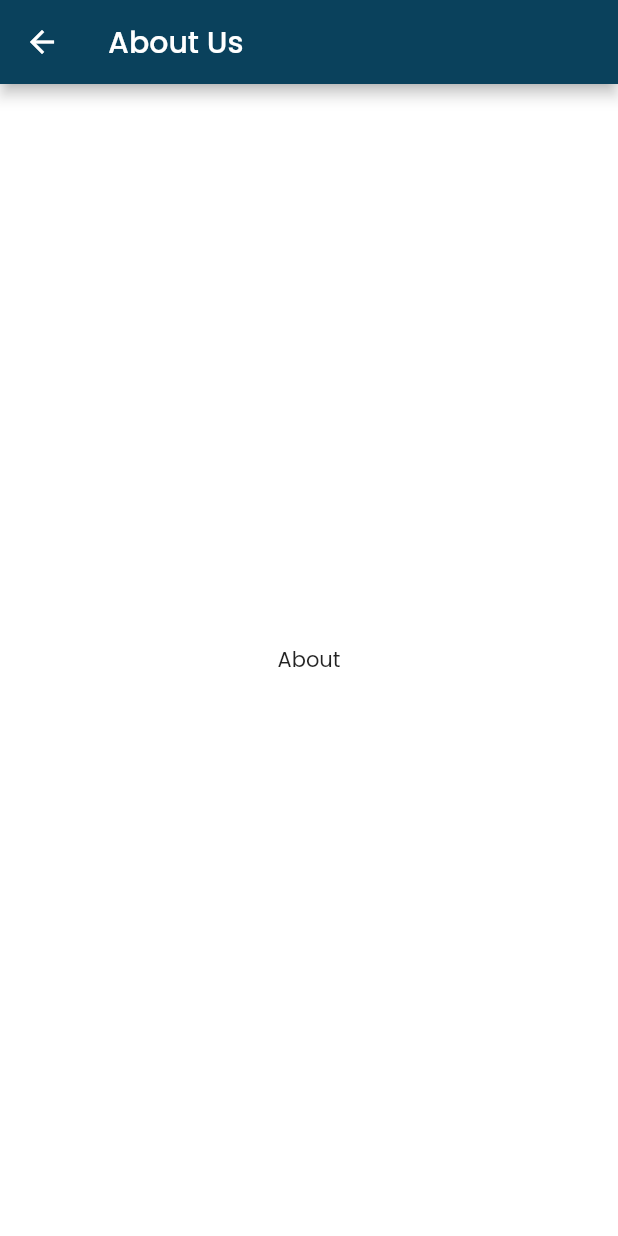
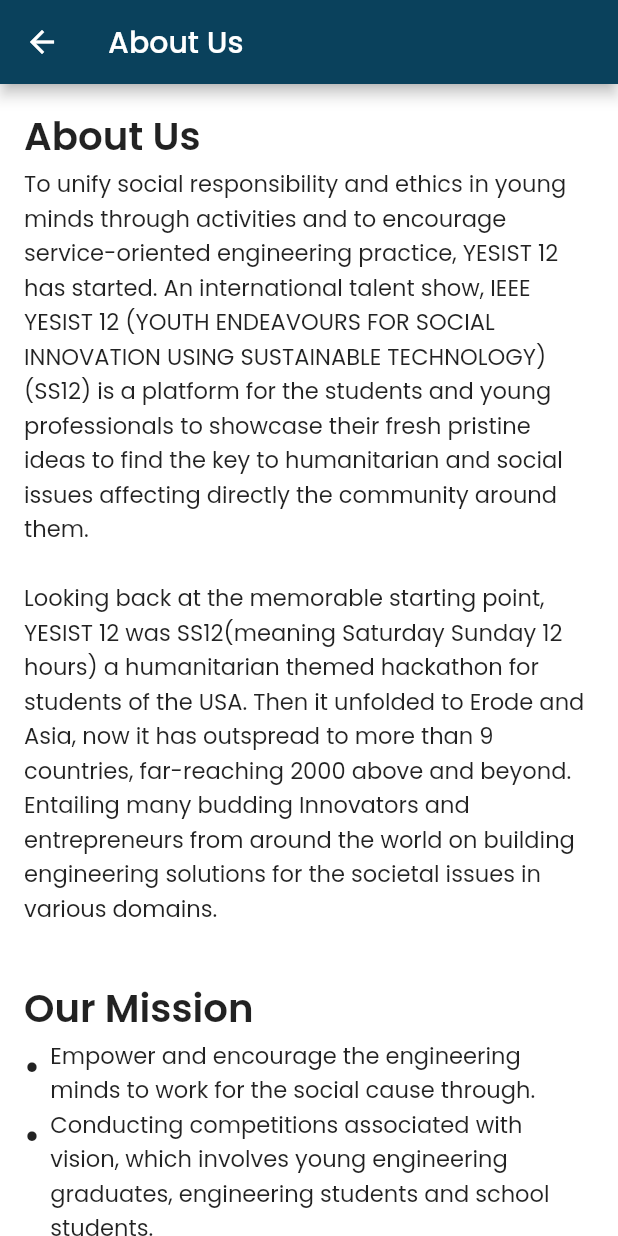
Before and after one commit to ahmadexe/YESIST12-iOS-App, a Flutter app: the AboutScreen screen opened directly, on a phone screen of 412 x 824 dp. Run offline on Flutter 3.47's test engine with Material 2 defaults, Android fonts, the light colour scheme and no system bars; our stand-ins replace cached_network_image, flutter_rating_bar, flutter_svg, form_builder_validators; network calls fail.

Commit message:
added bullet points

```diff
--- a/lib/screens/about/about_screen.dart
+++ b/lib/screens/about/about_screen.dart
@@ -1,4 +1,8 @@
 import 'package:flutter/material.dart';
+import 'package:yesist_ios_app/configs/configs.dart';
+import 'package:yesist_ios_app/strings/app_strings.dart';
+
+part 'widgets/_bullet_point.dart';
 
 class AboutScreen extends StatelessWidget {
   const AboutScreen({super.key});
@@ -9,8 +13,31 @@
       appBar: AppBar(
         title: const Text('About Us'),
       ),
-      body: const Center(
-        child: Text('About'),
+      body: SingleChildScrollView(
+        padding: const EdgeInsets.all(16),
+        child: Column(
+          mainAxisAlignment: MainAxisAlignment.start,
+          crossAxisAlignment: CrossAxisAlignment.start,
+          children: [
+            Text(
+              'About Us',
+              style: AppText.h2!.w(6),
+            ),
+            Text(AppStrings.aboutusMain, style: AppText.l1),
+            Space.y2!,
+            Text(
+              'Our Mission',
+              style: AppText.h2!.w(6),
+            ),
+            ListView.builder(
+              shrinkWrap: true,
+              itemCount: AppStrings.aboutusMission.length,
+              itemBuilder: (context, index) {
+                return _BulletPoint(text: AppStrings.aboutusMission[index]);
+              },
+            )
+          ],
+        ),
       ),
     );
   }
--- /dev/null
+++ b/lib/screens/about/widgets/_bullet_point.dart
@@ -0,0 +1,26 @@
+part of '../about_screen.dart';
+
+class _BulletPoint extends StatelessWidget {
+  final String text;
+  const _BulletPoint({required this.text});
+
+  @override
+  Widget build(BuildContext context) {
+    return Row(
+      // mainAxisAlignment: MainAxisAlignment.start,
+      crossAxisAlignment: CrossAxisAlignment.start,
+      children: [
+        Text(
+          "• ",
+          style: AppText.h2,
+        ),
+        Expanded(
+          child: Text(
+            text,
+            style: AppText.l1,
+          ),
+        ),
+      ],
+    );
+  }
+}
--- /dev/null
+++ b/lib/strings/app_strings.dart
@@ -0,0 +1,12 @@
+class AppStrings {
+  static const String aboutusMain =
+      '''To unify social responsibility and ethics in young minds through activities and to encourage service-oriented engineering practice, YESIST 12 has started. An international talent show, IEEE YESIST 12 (YOUTH ENDEAVOURS FOR SOCIAL INNOVATION USING SUSTAINABLE TECHNOLOGY)(SS12) is a platform for the students and young professionals to showcase their fresh pristine ideas to find the key to humanitarian and social issues affecting directly the community around them. \n\nLooking back at the memorable starting point, YESIST 12 was SS12(meaning Saturday Sunday 12 hours) a humanitarian themed hackathon for students of the USA. Then it unfolded to Erode and Asia, now it has outspread to more than 9 countries, far-reaching 2000 above and beyond. Entailing many budding Innovators and entrepreneurs from around the world on building engineering solutions for the societal issues in various domains.''';
+
+  static const List<String> aboutusMission = [
+    '''Empower and encourage the engineering minds to work for the social cause through. ''',
+    '''Conducting competitions associated with vision, which involves young engineering graduates, engineering students and school students.''',
+    '''Acknowledging the service and contribution of engineering instructors to society.''',
+    '''Bridging the gap between mentors and mentees from industry and academics, thereby providing a strong network.''',
+    '''Encouraging integrating work in creating solutions for social issues.'''
+  ];
+}
```
